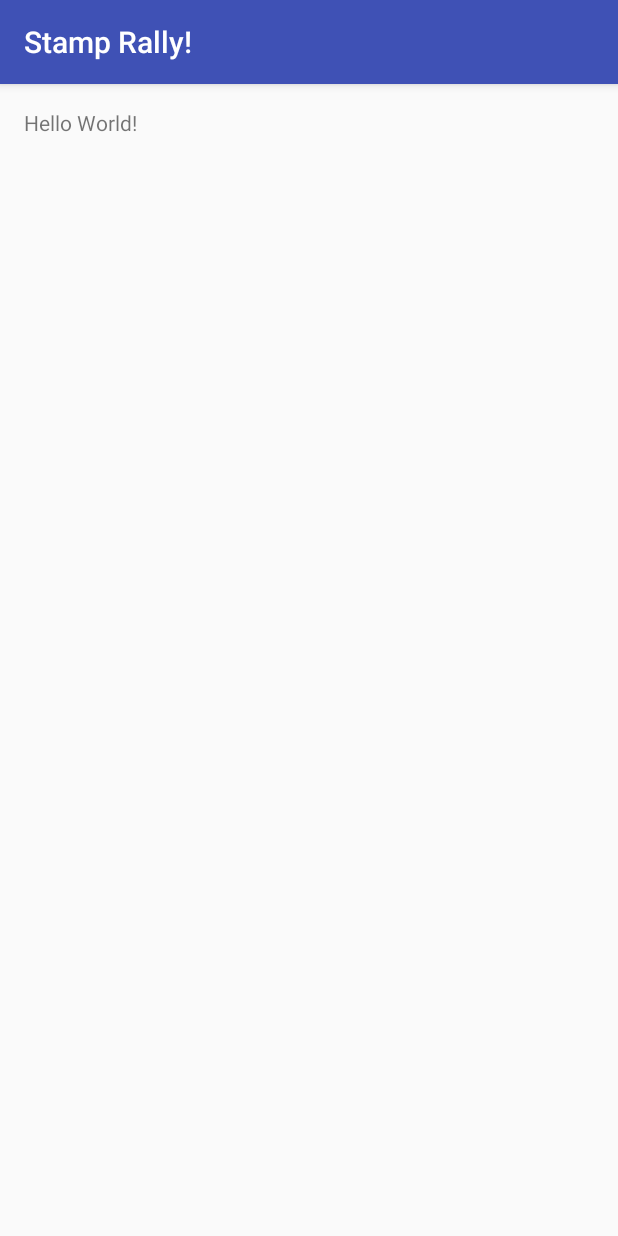
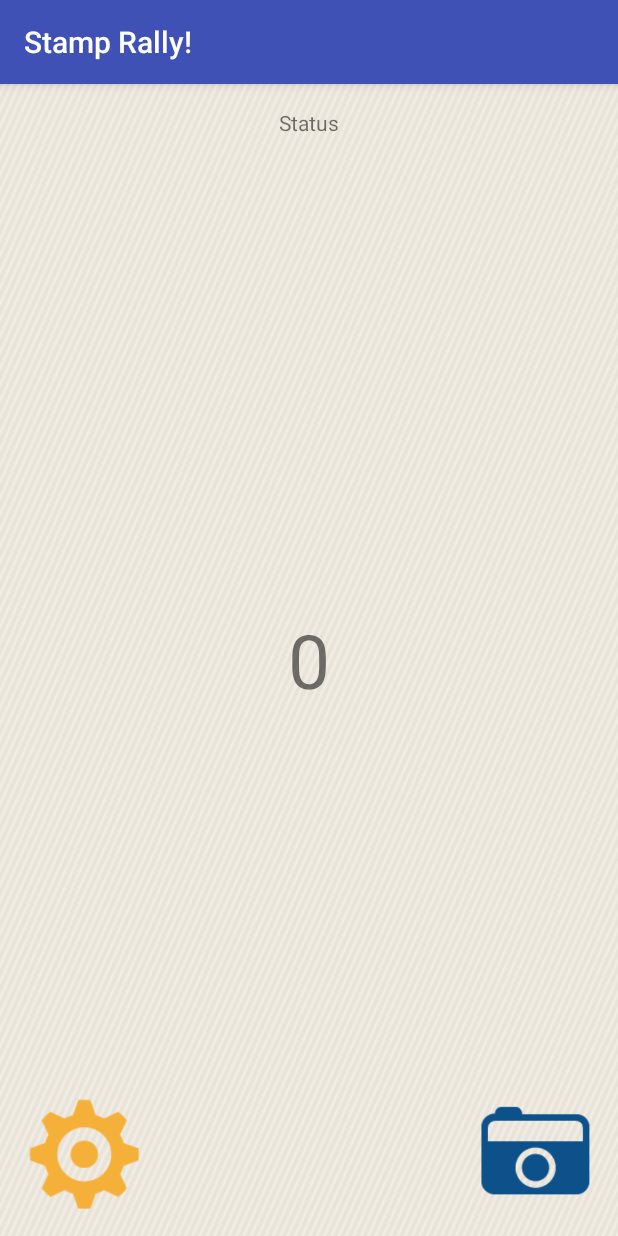
Before and after one commit to MHV1/StampRally, an Android app: the screen it shows after launch (MainActivity), on a phone screen of 412 x 824 dp. Run offline under Robolectric (Android 15) with nearby library versions, the phone set to English and light mode, and no system bars.

Commit message:
MainActivity layout

```diff
--- a/app/src/main/res/layout/activity_main.xml
+++ b/app/src/main/res/layout/activity_main.xml
@@ -7,10 +7,43 @@
     android:paddingLeft="@dimen/activity_horizontal_margin"
     android:paddingRight="@dimen/activity_horizontal_margin"
     android:paddingTop="@dimen/activity_vertical_margin"
-    tools:context="com.mhv.stamprally.MainActivity">
+    tools:context="com.mhv.mhvstamprally.MainActivity"
+    android:background="@drawable/background">
 
     <TextView
         android:layout_width="wrap_content"
         android:layout_height="wrap_content"
-        android:text="Hello World!" />
+        android:text="Status"
+        android:id="@+id/statusText"
+        android:layout_centerHorizontal="true" />
+
+    <TextView
+        android:layout_width="wrap_content"
+        android:layout_height="wrap_content"
+        android:text="0"
+        android:id="@+id/inRangeText"
+        android:layout_centerVertical="true"
+        android:layout_centerHorizontal="true"
+        android:textSize="50sp"/>
+
+    <ImageButton
+        android:layout_width="80dp"
+        android:layout_height="80dp"
+        android:id="@+id/settingsButton"
+        android:layout_alignParentBottom="true"
+        android:layout_alignParentStart="true"
+        android:src="@drawable/settings"
+        android:background="@android:color/transparent"
+        android:scaleType="fitCenter" />
+
+    <ImageButton
+        android:layout_width="80dp"
+        android:layout_height="80dp"
+        android:id="@+id/cameraButton"
+        android:src="@drawable/camera_icon"
+        android:background="@android:color/transparent"
+        android:scaleType="fitCenter"
+        android:layout_alignParentBottom="true"
+        android:layout_alignParentEnd="true" />
+
 </RelativeLayout>
```
